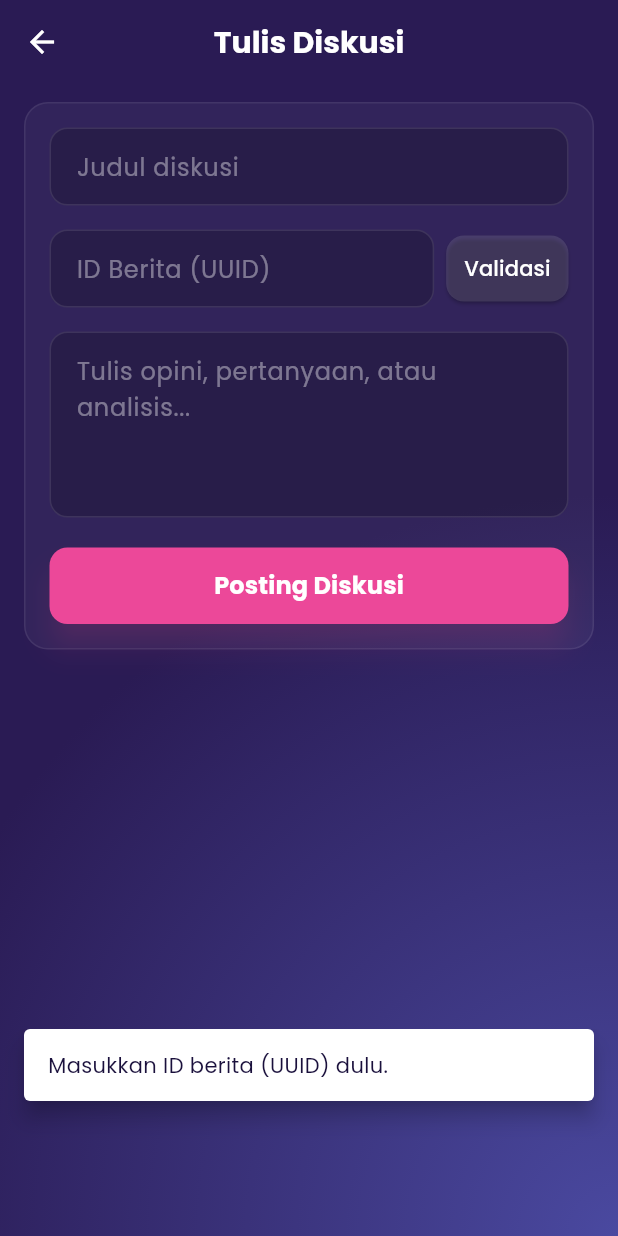
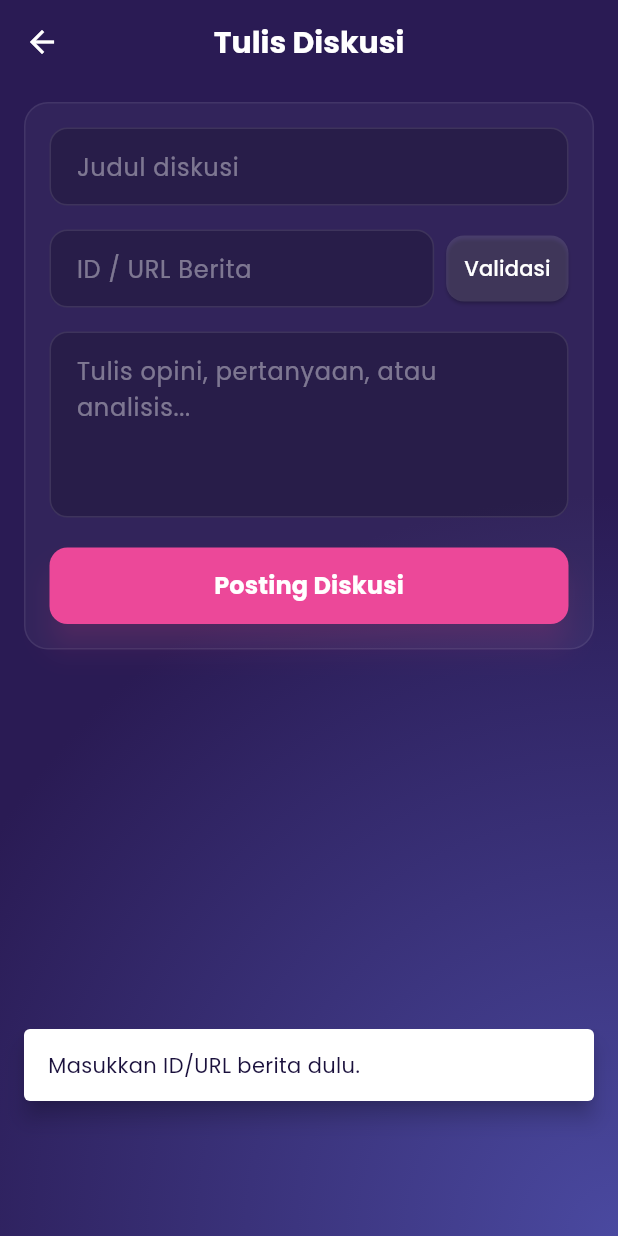
Before and after one commit to grassphobic-A07/arena-invicta-mobile, a Flutter app: the CreateDiscussionPage screen opened by its route, after a tap on "Validasi", on a phone screen of 412 x 824 dp. Run offline on Flutter 3.47's test engine with Material 3 defaults, Android fonts, the phone set to English and light mode, and no system bars; our stand-ins replace google_fonts, internet_connection_checker_plus; missing offline and left inert: pbp_django_auth; accounts and stored records are empty.

Commit message:
improve news picker: allow URL/ID input with validation

```diff
--- a/lib/adam_discussions/create_discussion_page.dart
+++ b/lib/adam_discussions/create_discussion_page.dart
@@ -31,24 +31,42 @@ class _CreateDiscussionPageState extends State<CreateDiscussionPage> {
     super.dispose();
   }
 
+  String? _extractNewsId(String raw) {
+    final text = raw.trim();
+    if (text.isEmpty) return null;
+    try {
+      // If it looks like a URL, pull the segment after /news/
+      final uri = Uri.parse(text);
+      final newsSegment = uri.pathSegments.contains('news')
+          ? uri.pathSegments[uri.pathSegments.indexOf('news') + 1]
+          : uri.pathSegments.isNotEmpty
+              ? uri.pathSegments.last
+              : text;
+      return newsSegment.replaceAll('/', '');
+    } catch (_) {
+      // Fallback to raw text
+      return text;
+    }
+  }
+
   Future<void> _validateNews() async {
-    final id = _newsIdController.text.trim();
-    if (id.isEmpty) {
+    final id = _extractNewsId(_newsIdController.text);
+    if (id == null || id.isEmpty) {
       setState(() => _newsPreview = null);
       ScaffoldMessenger.of(context).showSnackBar(
         const SnackBar(
           behavior: SnackBarBehavior.floating,
           margin: EdgeInsets.only(bottom: 90, left: 16, right: 16),
-          content: Text('Masukkan ID berita (UUID) dulu.'),
+          content: Text('Masukkan ID/URL berita dulu.'),
         ),
       );
       return;
     }
 
     try {
-      final res = await context.read<CookieRequest>().get(
-            'https://neal-guarddin-arenainvicta.pbp.cs.ui.ac.id/news/$id/json-data',
-          );
+      final res = await context
+          .read<CookieRequest>()
+          .get('https://neal-guarddin-arenainvicta.pbp.cs.ui.ac.id/news/$id/json-data');
       final title = res['title'] as String? ?? '';
       setState(() => _newsPreview = title.isNotEmpty ? title : null);
     } catch (_) {
@@ -57,7 +75,7 @@ class _CreateDiscussionPageState extends State<CreateDiscussionPage> {
         const SnackBar(
           behavior: SnackBarBehavior.floating,
           margin: EdgeInsets.only(bottom: 90, left: 16, right: 16),
-          content: Text('ID berita tidak ditemukan.'),
+          content: Text('Berita tidak ditemukan. Coba periksa ID/URL.'),
           backgroundColor: Colors.redAccent,
         ),
       );
@@ -89,10 +107,11 @@ class _CreateDiscussionPageState extends State<CreateDiscussionPage> {
     setState(() => _isSubmitting = true);
 
     try {
+      final newsId = _extractNewsId(_newsIdController.text);
       final payload = jsonEncode({
         'title': _titleController.text.trim(),
         'body': _bodyController.text.trim(),
-        'news': _newsIdController.text.trim(),
+        'news': newsId ?? '',
       });
 
       final response = await request.postJson(
@@ -214,7 +233,7 @@ class _CreateDiscussionPageState extends State<CreateDiscussionPage> {
                         Expanded(
                           child: TextFormField(
                             controller: _newsIdController,
-                            decoration: _inputDecoration('ID Berita (UUID)'),
+                            decoration: _inputDecoration('ID / URL Berita'),
                             style: const TextStyle(color: Colors.white),
                             validator: (val) => (val == null || val.trim().isEmpty) ? 'ID berita wajib diisi' : null,
                           ),
```
